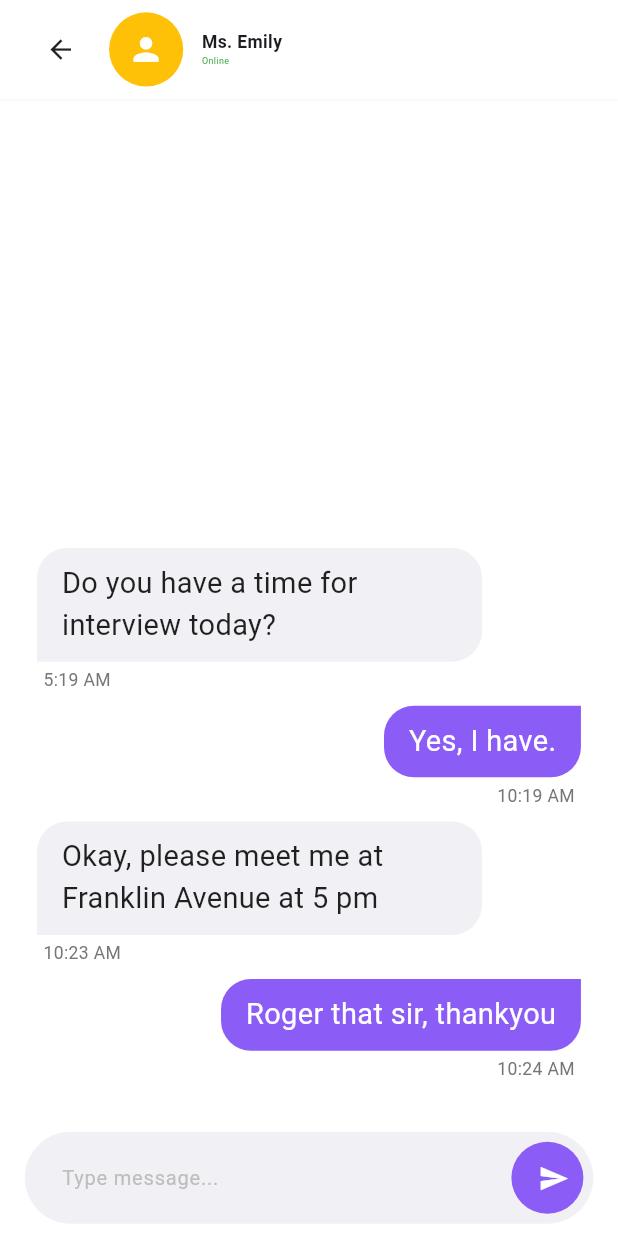
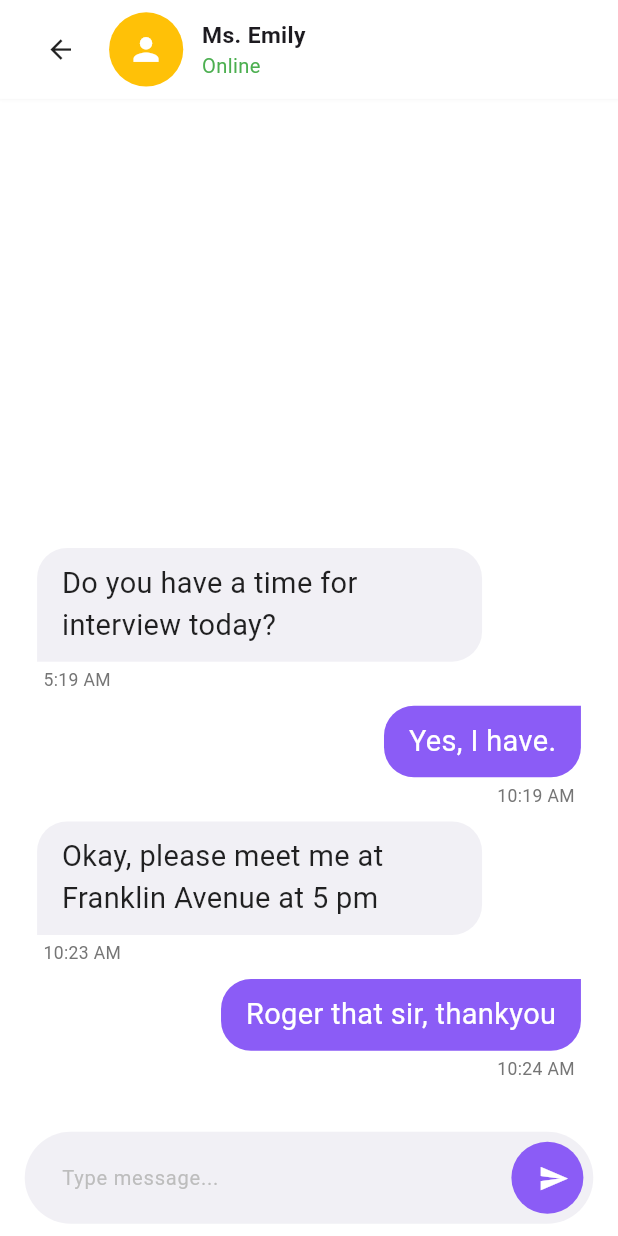
Before and after one commit to Parth483/chatUI_Fluter_App, a Flutter app: the screen it shows after launch, on a phone screen of 412 x 824 dp. Run offline on Flutter 3.47's test engine with Material 3 defaults, Android fonts, the phone set to English and light mode, and no system bars; our stand-ins replace get, sizer; missing offline and left inert: flutter_chat_core.

Commit message:
some fix

```diff
--- a/lib/chatui.dart
+++ b/lib/chatui.dart
@@ -103,14 +103,14 @@ class _ChatuiState extends State<Chatui> {
                           Text(
                             'Ms. Emily',
                             style: TextStyle(
-                              fontSize: 14.sp,
+                              fontSize: 16.sp,
                               fontWeight: FontWeight.w600,
                             ),
                           ),
                           Text(
                             'Online',
                             style: TextStyle(
-                              fontSize: 10.sp,
+                              fontSize: 15.sp,
                               color: Colors.green,
                             ),
                           ),
```
